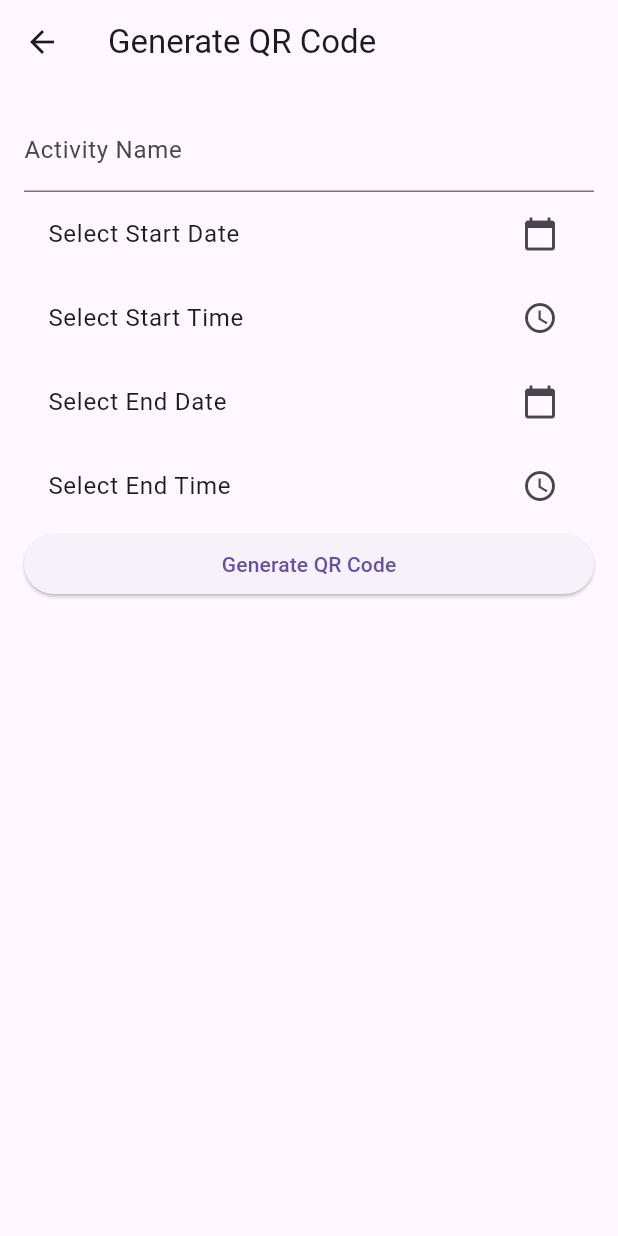
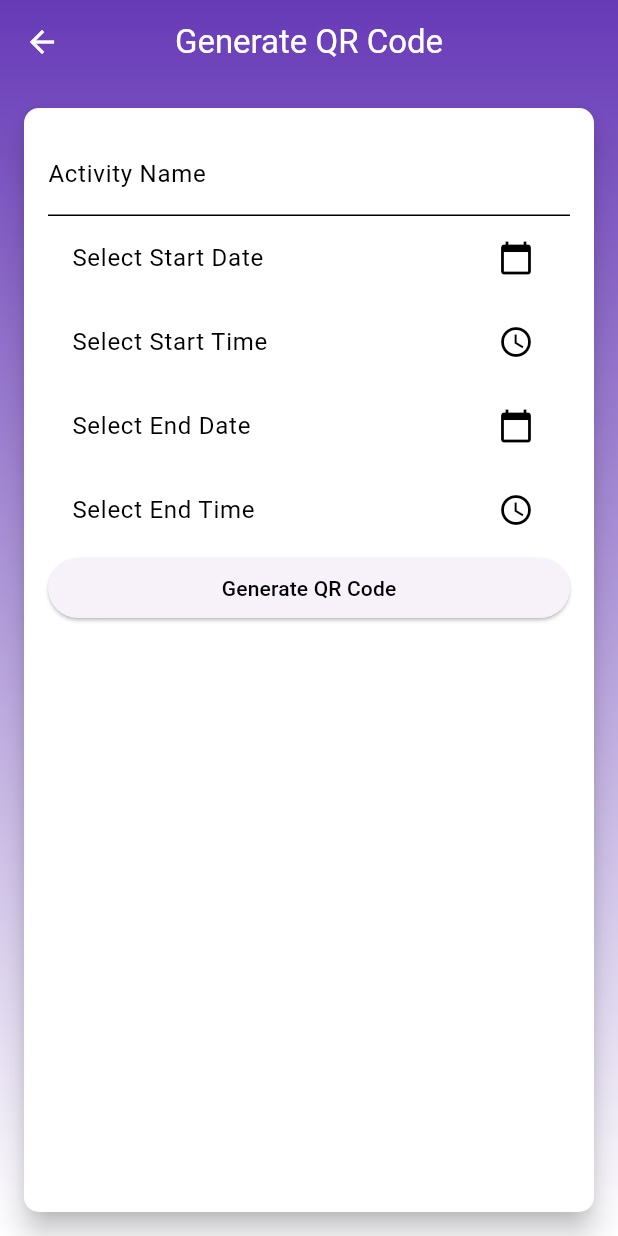
Before and after one commit to Aredee0496/gmail_login, a Flutter app: the GenQRPage screen opened directly, on a phone screen of 412 x 824 dp. Run offline on Flutter 3.47's test engine with Material 3 defaults, Android fonts, the phone set to English and light mode, and no system bars; our stand-ins replace badges, firebase_auth, firebase_core, firebase_messaging, flutter_local_notifications, fluttertoast and 4 more; missing offline and left inert: flutter_facebook_auth, mobile_scanner, photo_manager; accounts and stored records are empty; network calls fail.

Commit message:
Last update

```diff
--- a/lib/auth_wrapper.dart
+++ b/lib/auth_wrapper.dart
@@ -1,7 +1,6 @@
 import 'package:flutter/material.dart';
 import 'package:firebase_auth/firebase_auth.dart';
 import 'package:gmail/pages/home.dart';
-import 'package:gmail/pages/list.dart';
 import 'package:gmail/pages/login_screen.dart';
 
 class AuthWrapper extends StatelessWidget {
--- a/lib/main.dart
+++ b/lib/main.dart
@@ -45,7 +45,7 @@ void main() async {
 
   if (message != null) {
     print("Launched from terminated state");
-    Future.delayed(const Duration(seconds: 1), () {
+    Future.delayed(Duration(seconds: 1), () {
       navigatorKey.currentState!.pushNamed("/home", arguments: message);
     });
   }
--- a/lib/pages/gen_qr.dart
+++ b/lib/pages/gen_qr.dart
@@ -3,6 +3,7 @@ import 'dart:typed_data';
 import 'dart:ui' as ui;
 import 'package:flutter/material.dart';
 import 'package:flutter/rendering.dart';
+import 'package:gmail/widget/background.dart';
 import 'package:qr_flutter/qr_flutter.dart';
 import 'package:intl/intl.dart';
 import 'package:photo_manager/photo_manager.dart';
@@ -155,10 +156,34 @@ void _generateQRCode() {
    @override
   Widget build(BuildContext context) {
     return Scaffold(
+      extendBodyBehindAppBar: true,
       appBar: AppBar(
         title: const Text('Generate QR Code'),
+        centerTitle: true,
+        backgroundColor: Colors.transparent,
+        foregroundColor: Colors.white,
+        elevation: 0.0,
       ),
-      body: Padding(
+      body: Stack(
+        children: [
+          Positioned.fill(
+            child: Container(
+              decoration: Background(),
+            ),
+          ),
+          SafeArea(
+            child: Column(
+              children: [
+                Expanded(
+                  child: Center(
+                    child: Card(
+                      elevation: 8,
+                      margin: const EdgeInsets.all(16.0),
+                      shape: RoundedRectangleBorder(
+                        borderRadius: BorderRadius.circular(10.0),
+                      ),
+                      color: Colors.white,
+                      child: Padding(
                         padding: const EdgeInsets.all(16.0),
                         child: Form(
                           key: _formKey,
@@ -166,41 +191,74 @@ void _generateQRCode() {
                             children: <Widget>[
                               TextFormField(
                                 controller: _activityNameController,
-                decoration: const InputDecoration(labelText: 'Activity Name'),
-                validator: (value) => value == null || value.isEmpty
+                                decoration: const InputDecoration(
+                                  labelText: 'Activity Name',
+                                  labelStyle: TextStyle(color: Colors.black),
+                                  hintStyle: TextStyle(color: Colors.black),
+                                  enabledBorder: UnderlineInputBorder(
+                                    borderSide: BorderSide(color: Colors.black),
+                                  ),
+                                  focusedBorder: UnderlineInputBorder(
+                                    borderSide: BorderSide(color: Colors.black),
+                                  ),
+                                ),
+                                style: const TextStyle(color: Colors.black),
+                                validator: (value) =>
+                                    value == null || value.isEmpty
                                         ? 'Please enter activity name'
                                         : null,
                               ),
                               ListTile(
-                title: Text(_startDate == null
+                                title: Text(
+                                  _startDate == null
                                       ? 'Select Start Date'
-                    : DateFormat('yyyy-MM-dd').format(_startDate!)),
-                trailing: const Icon(Icons.calendar_today),
+                                      : DateFormat('yyyy-MM-dd')
+                                          .format(_startDate!),
+                                  style: const TextStyle(color: Colors.black),
+                                ),
+                                trailing: const Icon(Icons.calendar_today,
+                                    color: Colors.black),
                                 onTap: () => _selectStartDate(context),
                               ),
                               ListTile(
-                title: Text(_startTime == null
+                                title: Text(
+                                  _startTime == null
                                       ? 'Select Start Time'
-                    : _startTime!.format(context)),
-                trailing: const Icon(Icons.access_time),
+                                      : _startTime!.format(context),
+                                  style: const TextStyle(color: Colors.black),
+                                ),
+                                trailing: const Icon(Icons.access_time,
+                                    color: Colors.black),
                                 onTap: () => _selectStartTime(context),
                               ),
                               ListTile(
-                title: Text(_endDate == null
+                                title: Text(
+                                  _endDate == null
                                       ? 'Select End Date'
-                    : DateFormat('yyyy-MM-dd').format(_endDate!)),
-                trailing: const Icon(Icons.calendar_today),
+                                      : DateFormat('yyyy-MM-dd')
+                                          .format(_endDate!),
+                                  style: const TextStyle(color: Colors.black),
+                                ),
+                                trailing: const Icon(Icons.calendar_today,
+                                    color: Colors.black),
                                 onTap: () => _selectEndDate(context),
                               ),
                               ListTile(
-                title: Text(_endTime == null
+                                title: Text(
+                                  _endTime == null
                                       ? 'Select End Time'
-                    : _endTime!.format(context)),
-                trailing: const Icon(Icons.access_time),
+                                      : _endTime!.format(context),
+                                  style: const TextStyle(color: Colors.black),
+                                ),
+                                trailing: const Icon(Icons.access_time,
+                                    color: Colors.black),
                                 onTap: () => _selectEndTime(context),
                               ),
                               ElevatedButton(
                                 onPressed: _generateQRCode,
+                                style: ElevatedButton.styleFrom(
+                                  foregroundColor: Colors.black,
+                                ),
                                 child: const Text('Generate QR Code'),
                               ),
                               if (_qrData != null) ...[
@@ -216,6 +274,9 @@ void _generateQRCode() {
                                 ),
                                 ElevatedButton(
                                   onPressed: _saveQRCode,
+                                  style: ElevatedButton.styleFrom(
+                                    foregroundColor: Colors.black,
+                                  ),
                                   child: const Text('Save QR Code'),
                                 ),
                               ],
@@ -223,6 +284,14 @@ void _generateQRCode() {
                           ),
                         ),
                       ),
+                    ),
+                  ),
+                ),
+              ],
+            ),
+          ),
+        ],
+      ),
     );
   }
 }
--- a/lib/router.dart
+++ b/lib/router.dart
@@ -7,6 +7,6 @@ myRoutes(BuildContext context) {
   return {
     '/': (context) => LoginScreen(),
     '/home': (context) => HomeScreen(),
-    '/notilist': (context) => const Message()
+    '/notilist': (context) => Message()
   };
 }
--- a/lib/widget/user_info.dart
+++ b/lib/widget/user_info.dart
@@ -9,7 +9,7 @@ class UserInformation extends StatelessWidget {
   @override
   Widget build(BuildContext context) {
     return Padding(
-      padding: const EdgeInsets.only(
+      padding: EdgeInsets.only(
           top: 32.0, left: 16.0, right: 16.0, bottom: 16.0),
       child: Row(
         children: [
```
Also changed, not shown: lib/pages/detail.dart (renamed from lib/widget/detail.dart, +1 -6 lines), lib/pages/detail_activity.dart (+35 -19 lines), lib/pages/list.dart (+2 -7 lines), lib/widget/footerbar.dart (+5 -5 lines), lib/widget/group_buttons.dart (+10 -10 lines), lib/widget/qr_code_scanner.dart (+6 -6 lines), lib/widget/background.dart (line endings or trailing spaces), 4 other files. Lines whose indentation alone changed are shown as unchanged.
